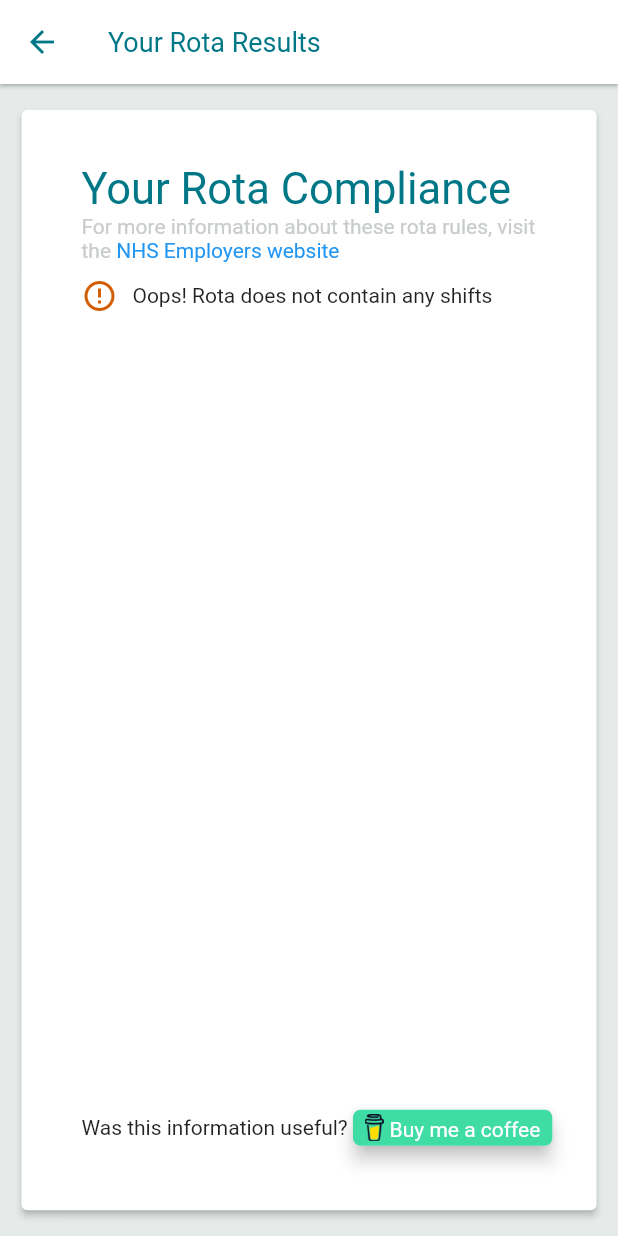
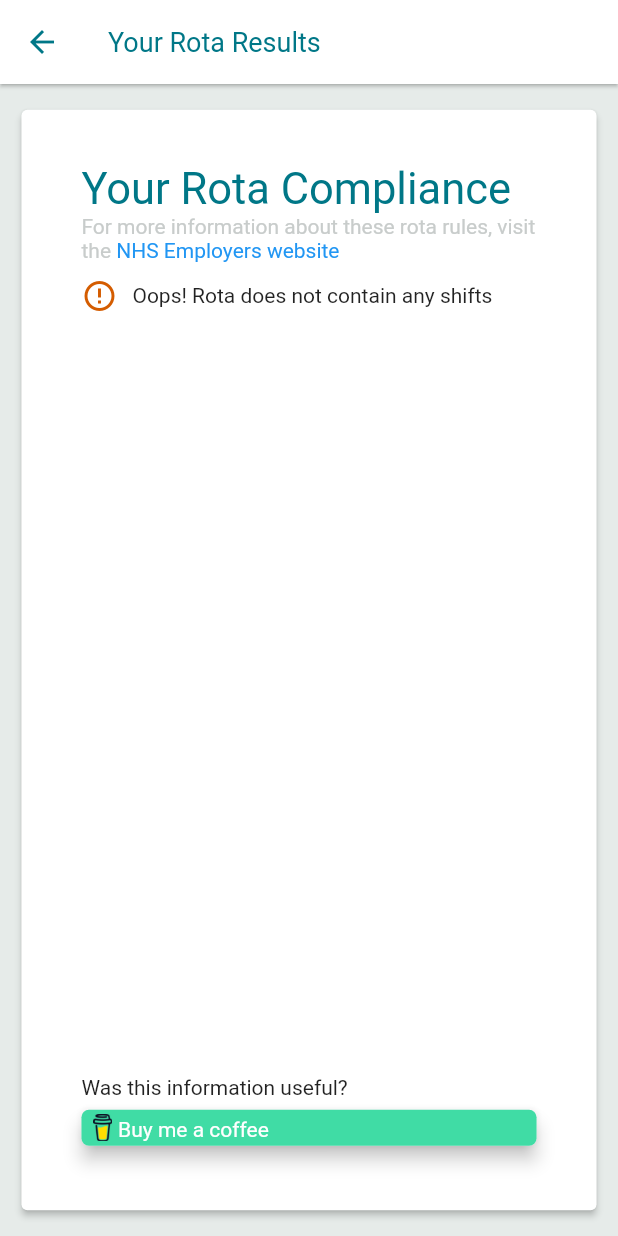
Before and after one commit to CourtneyOB/rota_checker, a Flutter app: the ResultsPage screen opened by its route, on a phone screen of 412 x 824 dp. Run offline on Flutter 3.47's test engine with Material 2 defaults, Android fonts, the phone set to English and light mode, and no system bars; drawn by our look-alikes of auto_size_text; our stand-ins replace cloud_firestore, firebase_core, flutter_riverpod, mask_text_input_formatter, pdf, shared_preferences; missing offline and left inert: dart:html, week_of_year; accounts and stored records are empty; generated files the repository leaves out were written again.

Commit message:
wrap coffee button

```diff
--- a/lib/screens/resultspage.dart
+++ b/lib/screens/resultspage.dart
@@ -107,7 +107,7 @@ class ResultsPage extends ConsumerWidget {
                         ),
                       ),
                     ),
-                    Row(
+                    Wrap(
                       children: [
                         Text('Was this information useful? '),
                         CoffeeButton(),
```
